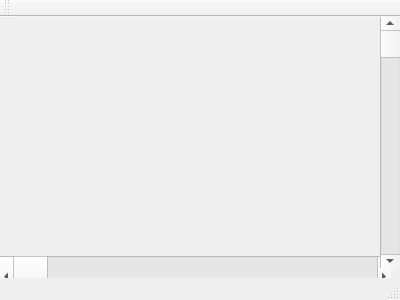
Before: the Qt Designer form gui/mainwindow.ui in LiuWenJia-ops/LLY, drawn with Qt 5.
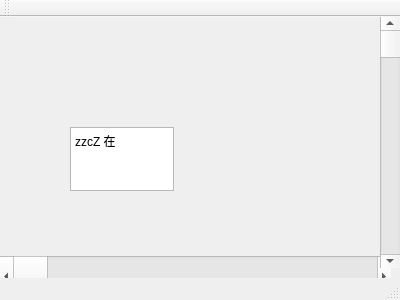
After: the same form once the commit is applied.

Patch:
```diff
--- a/gui/mainwindow.ui
+++ b/gui/mainwindow.ui
@@ -40,6 +40,36 @@
      <enum>Qt::Vertical</enum>
     </property>
    </widget>
+   <widget class="QLabel" name="label">
+    <property name="geometry">
+     <rect>
+      <x>80</x>
+      <y>40</y>
+      <width>241</width>
+      <height>151</height>
+     </rect>
+    </property>
+    <property name="text">
+     <string>dvdsc  </string>
+    </property>
+   </widget>
+   <widget class="QTextEdit" name="textEdit">
+    <property name="geometry">
+     <rect>
+      <x>70</x>
+      <y>110</y>
+      <width>104</width>
+      <height>64</height>
+     </rect>
+    </property>
+    <property name="html">
+     <string>&lt;!DOCTYPE HTML PUBLIC &quot;-//W3C//DTD HTML 4.0//EN&quot; &quot;http://www.w3.org/TR/REC-html40/strict.dtd&quot;&gt;
+&lt;html&gt;&lt;head&gt;&lt;meta name=&quot;qrichtext&quot; content=&quot;1&quot; /&gt;&lt;style type=&quot;text/css&quot;&gt;
+p, li { white-space: pre-wrap; }
+&lt;/style&gt;&lt;/head&gt;&lt;body style=&quot; font-family:'SimSun'; font-size:9pt; font-weight:400; font-style:normal;&quot;&gt;
+&lt;p style=&quot; margin-top:0px; margin-bottom:0px; margin-left:0px; margin-right:0px; -qt-block-indent:0; text-indent:0px;&quot;&gt;zzcZ 在&lt;/p&gt;&lt;/body&gt;&lt;/html&gt;</string>
+    </property>
+   </widget>
   </widget>
   <widget class="QMenuBar" name="menuBar">
    <property name="geometry">
```
